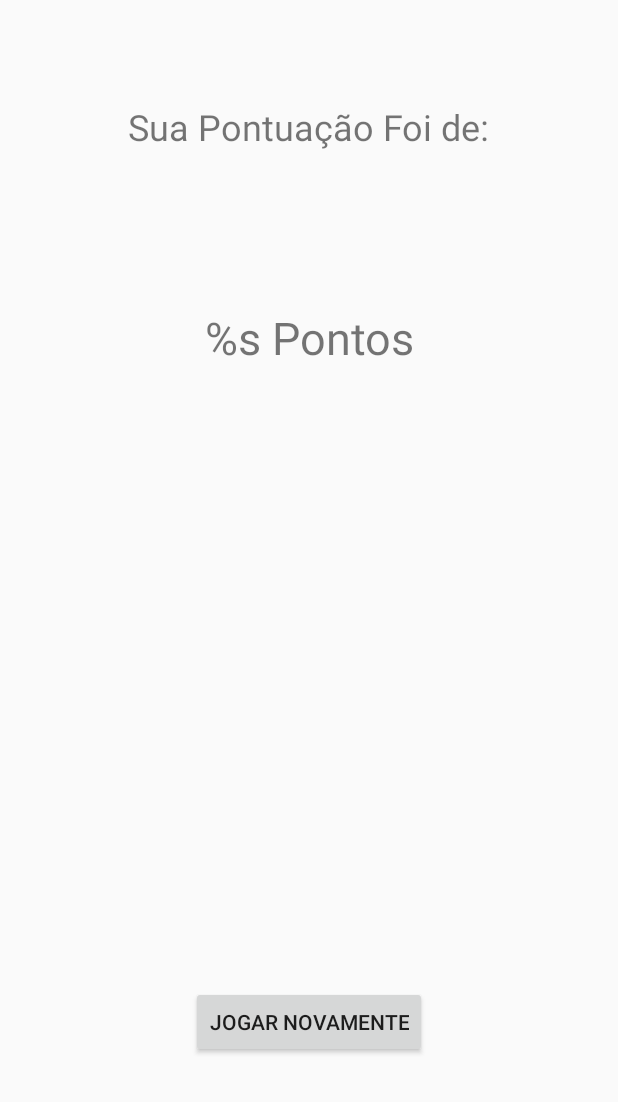
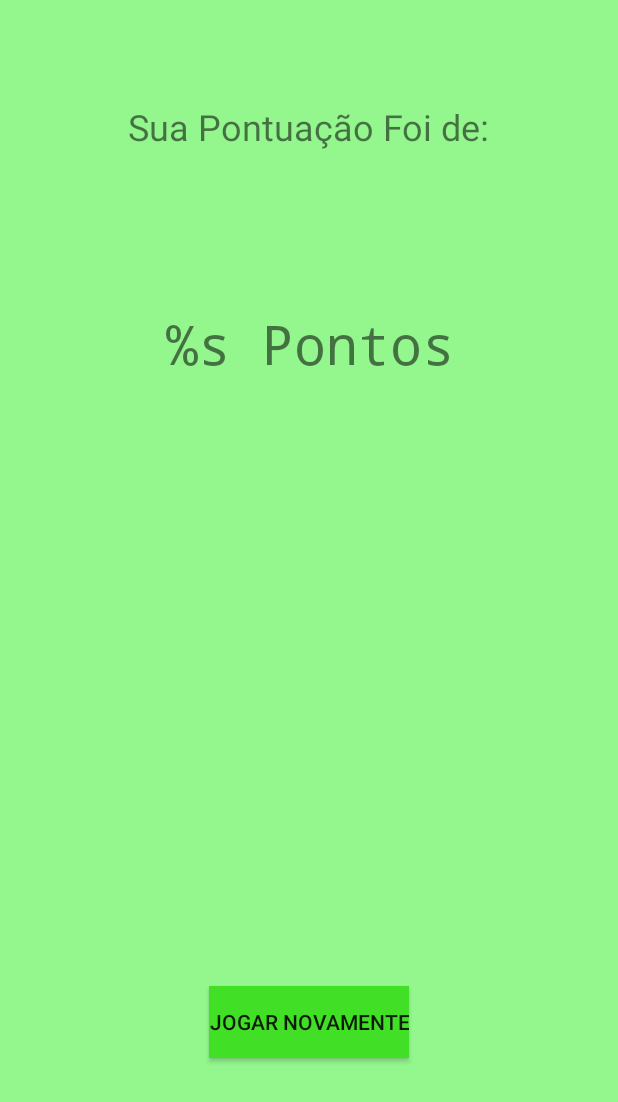
Before and after one commit to alexist98/ClickClick-master, an Android app: the layout activity_pontuacao.xml on its own in the app's theme, with its tools: preview values and no code run, on a phone screen of 412 x 824 dp. Shown: the top 1102 px of the screen. Run offline under Robolectric (Android 15) with nearby library versions, the phone set to English and light mode, and no system bars.

Commit message:
Algumas mudanças visuais

```diff
--- a/app/src/main/res/layout/activity_main.xml
+++ b/app/src/main/res/layout/activity_main.xml
@@ -4,7 +4,7 @@
     xmlns:tools="http://schemas.android.com/tools"
     android:layout_width="match_parent"
     android:layout_height="match_parent"
-    android:background="@color/colorBackground"
+    android:background="#94f78e"
     tools:context=".MainActivity">
 
     <TextView
--- a/app/src/main/res/layout/activity_pontuacao.xml
+++ b/app/src/main/res/layout/activity_pontuacao.xml
@@ -4,6 +4,7 @@
     xmlns:tools="http://schemas.android.com/tools"
     android:layout_width="match_parent"
     android:layout_height="match_parent"
+    android:background="#94f78e"
     tools:context=".PontuacaoActivity">
 
     <TextView
@@ -31,7 +32,8 @@
         android:layout_marginEnd="8dp"
         android:layout_marginRight="8dp"
         android:text="@string/sua_pontuacao"
-        android:textSize="30sp"
+        android:textSize="36sp"
+        app:fontFamily="monospace"
         app:layout_constraintEnd_toEndOf="parent"
         app:layout_constraintHorizontal_bias="0.503"
         app:layout_constraintStart_toStartOf="parent"
@@ -53,5 +55,6 @@
         app:layout_constraintEnd_toEndOf="parent"
         app:layout_constraintStart_toStartOf="parent"
         app:layout_constraintTop_toBottomOf="@+id/game_score_text_view2"
-        app:layout_constraintVertical_bias="0.847" />
+        app:layout_constraintVertical_bias="0.847"
+        tools:background="#41df25" />
 </android.support.constraint.ConstraintLayout>
```
